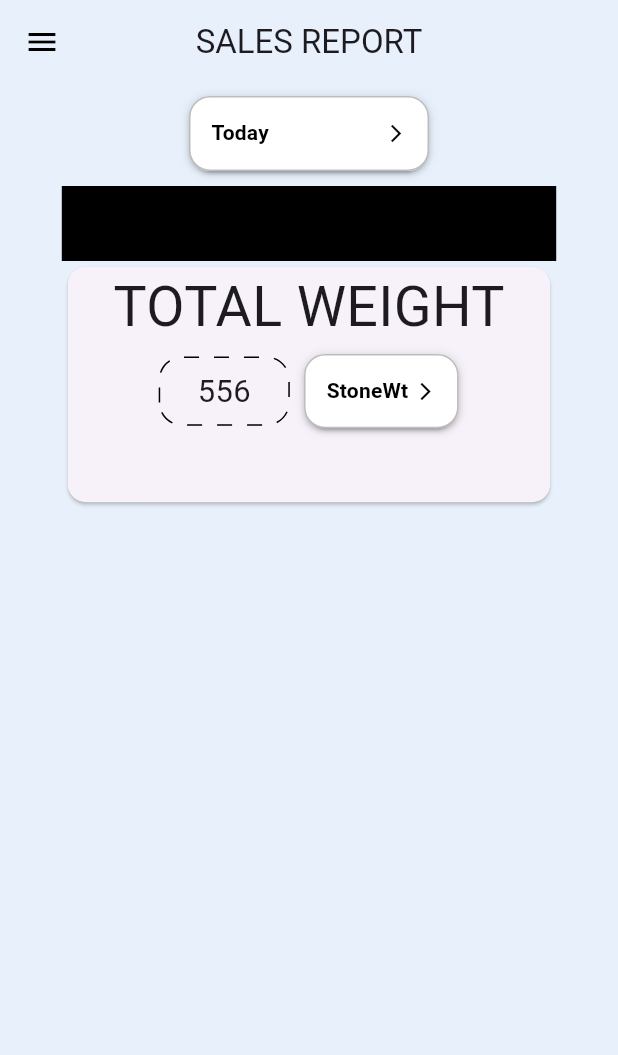
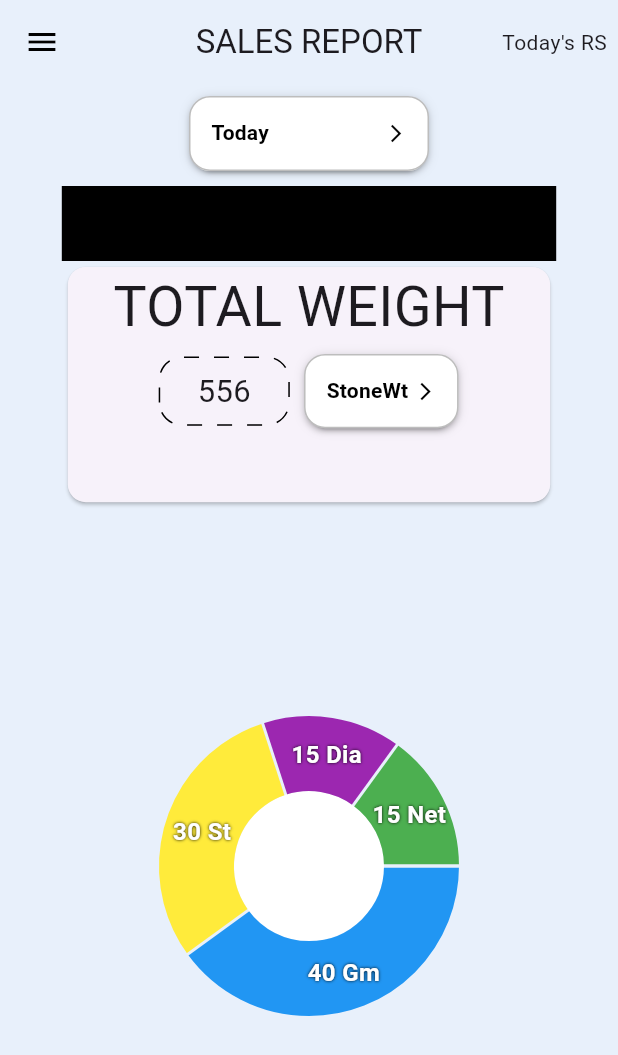
Before and after one commit to gaseer/gramboo_sales_details, a Flutter app: the screen it shows after launch, on a phone screen of 412 x 824 dp. Shown: the top 1055 px of the screen. Run offline on Flutter 3.47's test engine with Material 3 defaults, Android fonts, the phone set to English and light mode, and no system bars; drawn by our look-alikes of dotted_border, dropdown_button2, fl_chart; our stand-ins replace flutter_riverpod, fpdart.

Commit message:
added pie chart

```diff
--- a/lib/features/sales_report/screens/salesReport_screen.dart
+++ b/lib/features/sales_report/screens/salesReport_screen.dart
@@ -1,4 +1,5 @@
 import 'package:dotted_border/dotted_border.dart';
+import 'package:fl_chart/fl_chart.dart';
 import 'package:flutter/material.dart';
 import 'package:flutter_riverpod/flutter_riverpod.dart';
 import 'package:gramboo_sales_details/core/theme/theme.dart';
@@ -14,6 +15,8 @@ class SalesReportScreen extends ConsumerStatefulWidget {
 }
 
 class _SalesReportScreenState extends ConsumerState<SalesReportScreen> {
+  int touchedIndex = -1;
+
   final dayFilterDropValueProvider = StateProvider<String?>((ref) {
     return "Today";
   });
@@ -29,6 +32,7 @@ class _SalesReportScreenState extends ConsumerState<SalesReportScreen> {
     return Scaffold(
       appBar: AppBar(
         title: const Text("SALES REPORT"),
+        actions: [Text("Today's RS  ")],
       ),
       drawer: const Drawer(),
       body: Padding(
@@ -104,11 +108,103 @@ class _SalesReportScreenState extends ConsumerState<SalesReportScreen> {
                     ),
                   ),
                 ),
-              )
+              ),
+              Expanded(
+                child: PieChart(
+                  PieChartData(
+                    pieTouchData: PieTouchData(
+                      touchCallback: (FlTouchEvent event, pieTouchResponse) {
+                        setState(() {
+                          if (!event.isInterestedForInteractions ||
+                              pieTouchResponse == null ||
+                              pieTouchResponse.touchedSection == null) {
+                            touchedIndex = -1;
+                            return;
+                          }
+                          touchedIndex = pieTouchResponse
+                              .touchedSection!.touchedSectionIndex;
+                        });
+                      },
+                    ),
+                    borderData: FlBorderData(
+                      show: false,
+                    ),
+                    sectionsSpace: 2,
+                    centerSpaceColor: Colors.white,
+                    centerSpaceRadius: 50,
+                    sections: showingSections(),
+                  ),
+                ),
+              ),
             ],
           ),
         ),
       ),
     );
   }
+
+  List<PieChartSectionData> showingSections() {
+    return List.generate(4, (i) {
+      final isTouched = i == touchedIndex;
+      final fontSize = isTouched ? 25.0 : 16.0;
+      final radius = isTouched ? 60.0 : 50.0;
+      const shadows = [Shadow(color: Colors.black, blurRadius: 2)];
+      switch (i) {
+        case 0:
+          return PieChartSectionData(
+            color: Colors.blue,
+            value: 40,
+            title: '40 Gm',
+            radius: radius,
+            titleStyle: TextStyle(
+              fontSize: fontSize,
+              fontWeight: FontWeight.bold,
+              color: Colors.white,
+              shadows: shadows,
+            ),
+          );
+        case 1:
+          return PieChartSectionData(
+            color: Colors.yellow,
+            value: 30,
+            title: '30 St',
+            radius: radius,
+            titleStyle: TextStyle(
+              fontSize: fontSize,
+              fontWeight: FontWeight.bold,
+              color: Colors.white,
+              shadows: shadows,
+            ),
+          );
+        case 2:
+          return PieChartSectionData(
+            color: Colors.purple,
+            value: 15,
+            title: '15 Dia',
+            radius: radius,
+            titleStyle: TextStyle(
+              fontSize: fontSize,
+              fontWeight: FontWeight.bold,
+              color: Colors.white,
+              shadows: shadows,
+            ),
+          );
+        case 3:
+          return PieChartSectionData(
+            color: Colors.green,
+            value: 15,
+            title: '15 Net',
+            radius: radius,
+            titleStyle: TextStyle(
+              fontSize: fontSize,
+              fontWeight: FontWeight.bold,
+              color: Colors.white,
+              shadows: shadows,
+            ),
+          );
+        default:
+          throw Error();
+      }
+    });
+  }
 }
```
